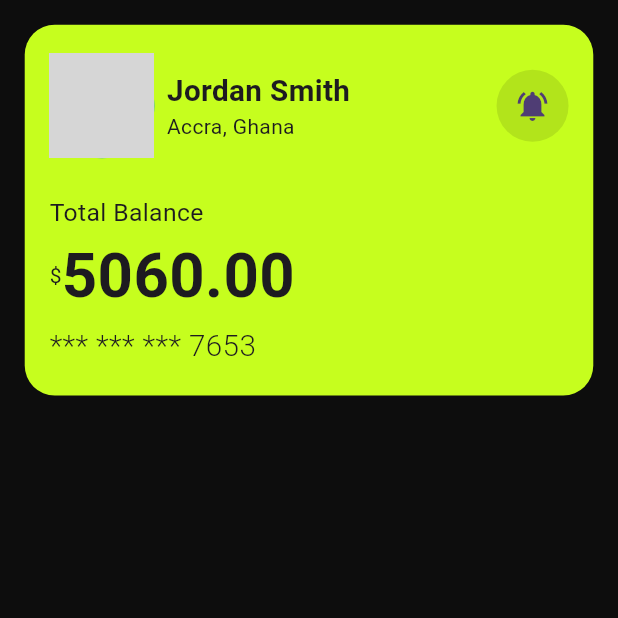
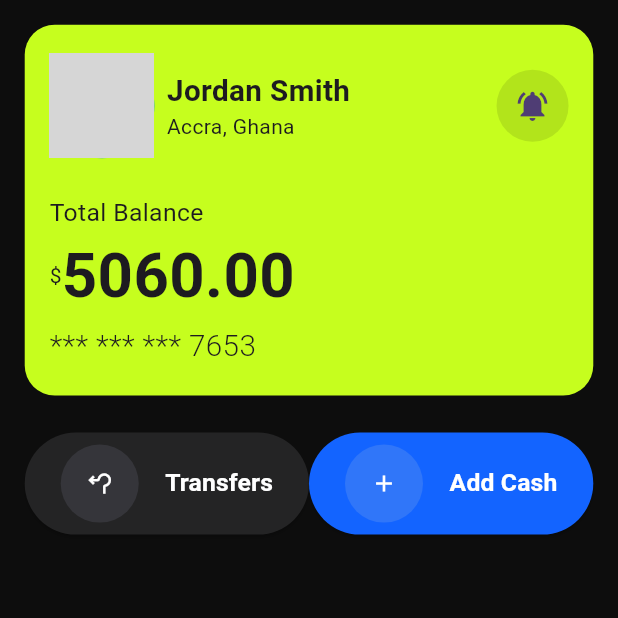
Before and after one commit to handuah/ui_devs_app, a Flutter app: the screen it shows after launch, on a phone screen of 412 x 824 dp, the top half of it. Run offline on Flutter 3.47's test engine with Material 3 defaults, Android fonts, the phone set to English and light mode, and no system bars; our stand-ins replace google_fonts; network calls fail; grey boxes are pictures that could not be loaded.

Commit message:
added transfer and add cash buttons

```diff
--- a/lib/screens/screen_one.dart
+++ b/lib/screens/screen_one.dart
@@ -137,6 +137,83 @@ class _ScreenOneState extends State<ScreenOne> {
                 ),
               ),
             ),
+            SizedBox(
+              height: h * 0.03,
+            ),
+            Row(
+              mainAxisAlignment: MainAxisAlignment.spaceBetween,
+              crossAxisAlignment: CrossAxisAlignment.center,
+              children: [
+                SizedBox(
+                  width: w * 0.46,
+                  child: ElevatedButton(
+                    onPressed: () {},
+                    style: ElevatedButton.styleFrom(
+                        backgroundColor: Color(0xFF242425)),
+                    child: Padding(
+                      padding: const EdgeInsets.symmetric(vertical: 8.0),
+                      child: Row(
+                        mainAxisAlignment: MainAxisAlignment.spaceBetween,
+                        crossAxisAlignment: CrossAxisAlignment.center,
+                        children: [
+                          const CircleAvatar(
+                            child: Icon(
+                              Icons.roundabout_left_outlined,
+                              color: Colors.white,
+                            ),
+                            radius: 26.0,
+                            backgroundColor: Color.fromARGB(255, 53, 53, 58),
+                          ),
+                          Text(
+                            'Transfers',
+                            style: GoogleFonts.anekTelugu(
+                              fontSize: h * 0.020,
+                              fontWeight: FontWeight.bold,
+                              color: Colors.white,
+                            ),
+                          ),
+                        ],
+                      ),
+                    ),
+                  ),
+                ),
+                SizedBox(
+                  width: w * 0.46,
+                  child: ElevatedButton(
+                    onPressed: () {},
+                    style: ElevatedButton.styleFrom(
+                      backgroundColor: Color(0xFF1364FF),
+                    ),
+                    child: Padding(
+                      padding: const EdgeInsets.symmetric(
+                          vertical: 8.0, horizontal: 0),
+                      child: Row(
+                        mainAxisAlignment: MainAxisAlignment.spaceBetween,
+                        crossAxisAlignment: CrossAxisAlignment.center,
+                        children: [
+                          const CircleAvatar(
+                            child: Icon(
+                              Icons.add,
+                              color: Colors.white,
+                            ),
+                            radius: 26.0,
+                            backgroundColor: Color.fromARGB(162, 64, 128, 245),
+                          ),
+                          Text(
+                            'Add Cash',
+                            style: GoogleFonts.anekTelugu(
+                              fontSize: h * 0.020,
+                              fontWeight: FontWeight.bold,
+                              color: Colors.white,
+                            ),
+                          ),
+                        ],
+                      ),
+                    ),
+                  ),
+                ),
+              ],
+            ),
           ],
         ),
       ),
```
Also changed, not shown: 1 other file.
